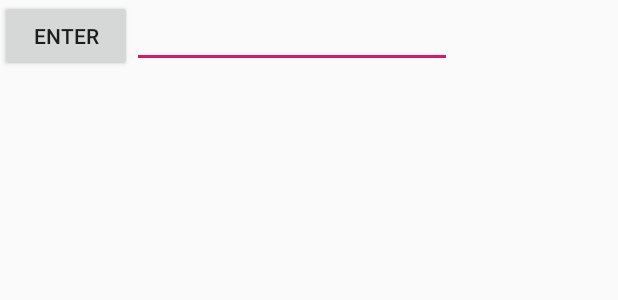
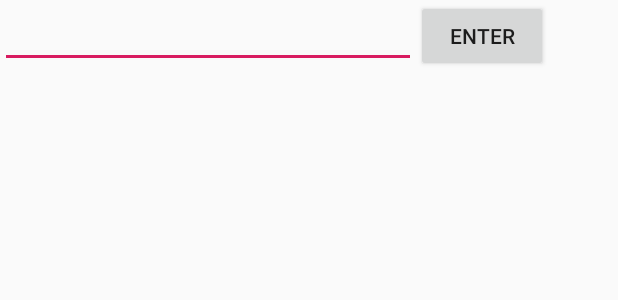
Before and after one commit to kabirz/iot, an Android app: the layout activity_main.xml on its own in the app's theme, with its tools: preview values and no code run, on a phone screen of 412 x 824 dp. Shown: the top 300 px of the screen. Run offline under Robolectric (Android 15) with nearby library versions, the phone set to English and light mode, and no system bars.

Commit message:
update r1

```diff
--- a/IotSocket/JavaTest/src/main/java/com/kabir/huiping/javatest/TestDemo.java
+++ b/IotSocket/JavaTest/src/main/java/com/kabir/huiping/javatest/TestDemo.java
@@ -3,6 +3,6 @@ package com.kabir.huiping.javatest;
 public class TestDemo {
     public static void main(String[] args) {
 //        Hello.printHello();
-        System.out.println(myTool.print9(9 + 2));
+        System.out.println(myTool.print9(9));
     }
 }
--- a/IotSocket/app/src/main/res/layout/activity_main.xml
+++ b/IotSocket/app/src/main/res/layout/activity_main.xml
@@ -1,6 +1,5 @@
 <?xml version="1.0" encoding="utf-8"?>
 <android.support.constraint.ConstraintLayout xmlns:android="http://schemas.android.com/apk/res/android"
-    xmlns:app="http://schemas.android.com/apk/res-auto"
     xmlns:tools="http://schemas.android.com/tools"
     android:layout_width="match_parent"
     android:layout_height="match_parent"
@@ -10,6 +9,13 @@
         android:layout_width="match_parent"
         android:layout_height="match_parent">
 
+        <EditText
+            android:id="@+id/editText"
+            android:layout_width="wrap_content"
+            android:layout_height="wrap_content"
+            android:ems="13"
+            android:inputType="textPersonName"
+            android:autofillHints="" />
         <Button
             android:id="@+id/button"
             android:layout_width="wrap_content"
@@ -17,12 +23,6 @@
             android:onClick="onButtonClick"
             android:text="@string/button" />
 
-        <EditText
-            android:id="@+id/editText"
-            android:layout_width="wrap_content"
-            android:layout_height="wrap_content"
-            android:ems="10"
-            android:inputType="textPersonName" />
     </LinearLayout>
 
 </android.support.constraint.ConstraintLayout>
--- a/IotSocket/app/src/main/res/values/strings.xml
+++ b/IotSocket/app/src/main/res/values/strings.xml
@@ -1,4 +1,5 @@
 <resources>
     <string name="app_name">IotSocket</string>
     <string name="button">Enter</string>
+    <string name="test">Count is</string>
 </resources>
--- a/IotSocket/app/src/main/res/values/styles.xml
+++ b/IotSocket/app/src/main/res/values/styles.xml
@@ -1,7 +1,7 @@
 <resources>
 
     <!-- Base application theme. -->
-    <style name="AppTheme" parent="Theme.AppCompat.Light.DarkActionBar">
+    <style name="AppTheme" parent="Theme.AppCompat.Light.NoActionBar">
         <!-- Customize your theme here. -->
         <item name="colorPrimary">@color/colorPrimary</item>
         <item name="colorPrimaryDark">@color/colorPrimaryDark</item>
```
Also changed, not shown: IotSocket/app/src/main/java/com/kabir/huiping/iotsocket/MainActivity.java (+4 -6 lines), 3 other files.
